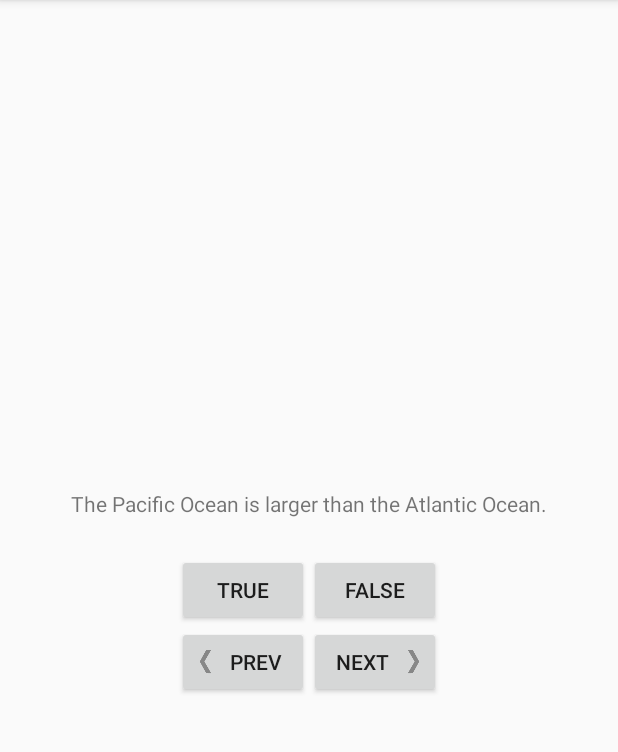
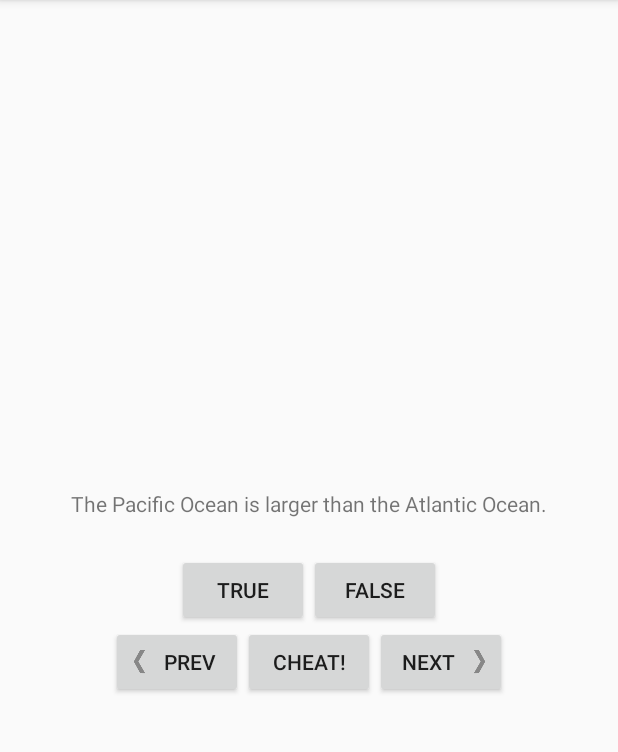
Before and after one commit to NickWilsonDev/Android-GeoQuiz, an Android app: the screen it shows after launch (MainActivity), after a tap on "TRUE", on a phone screen of 412 x 824 dp, the part 84-836 px from its top. Run offline under Robolectric (Android 15) with nearby library versions, the phone set to English and light mode, and no system bars.

Commit message:
Provided 'cheat' option for user.

```diff
--- a/app/src/main/java/com/example/geoquiz/MainActivity.java
+++ b/app/src/main/java/com/example/geoquiz/MainActivity.java
@@ -1,5 +1,7 @@
 package com.example.geoquiz;
 
+import android.app.Activity;
+import android.content.Intent;
 import android.support.v7.app.AppCompatActivity;
 import android.os.Bundle;
 import android.util.Log;
@@ -16,10 +18,12 @@ public class MainActivity extends AppCompatActivity {
     private Button mFalseButton;
     private Button mNextButton;
     private Button mPrevButton;
+    private Button mCheatButton;
     private TextView mQuestionTextView;
 
     private static final String TAG = "MainActivity";
     private static final String KEY_INDEX = "index";
+    private static final int REQUEST_CODE_CHEAT = 0;
 
 
     private Question[] mQuestionBank = new Question[] {
@@ -31,6 +35,7 @@ public class MainActivity extends AppCompatActivity {
     };
 
     private int mCurrentIndex = 0;
+    private boolean mIsCheater = false;
 
     private void updateQuestion() {
         int question = mQuestionBank[mCurrentIndex].getTextResId();
@@ -42,10 +47,14 @@ public class MainActivity extends AppCompatActivity {
 
         int messageResId;
 
-        if (userPressedTrue == answerIsTrue) {
-            messageResId = R.string.correct_toast;
+        if (mIsCheater) {
+            messageResId = R.string.judgement_toast;
         } else {
-            messageResId = R.string.incorrect_toast;
+            if (userPressedTrue == answerIsTrue) {
+                messageResId = R.string.correct_toast;
+            } else {
+                messageResId = R.string.incorrect_toast;
+            }
         }
 
         Toast.makeText(this, messageResId, Toast.LENGTH_SHORT).show();
@@ -81,6 +90,7 @@ public class MainActivity extends AppCompatActivity {
             @Override
             public void onClick(View v) {
                 mCurrentIndex = (mCurrentIndex + 1) % mQuestionBank.length;
+                mIsCheater = false;
                 updateQuestion();
             }
         });
@@ -94,7 +104,19 @@ public class MainActivity extends AppCompatActivity {
                 } else {
                     mCurrentIndex = (mCurrentIndex - 1) % mQuestionBank.length;
                 }
+                mIsCheater = false;
                 updateQuestion();
+            }
+        });
+
+        mCheatButton = findViewById(R.id.cheat_button);
+        mCheatButton.setOnClickListener(new View.OnClickListener() {
+            @Override
+            public void onClick(View view) {
+                // start cheat activity
+                boolean answerIsTrue = mQuestionBank[mCurrentIndex].isAnswerTrue();
+                Intent i = CheatActivity.newIntent(MainActivity.this, answerIsTrue);
+                startActivityForResult(i, REQUEST_CODE_CHEAT);
             }
         });
 
@@ -103,6 +125,20 @@ public class MainActivity extends AppCompatActivity {
         }
 
         updateQuestion();
+    }
+
+    @Override
+    protected void onActivityResult(int requestCode, int resultCode, Intent data) {
+        if (resultCode != Activity.RESULT_OK) {
+            return;
+        }
+
+        if (requestCode == REQUEST_CODE_CHEAT) {
+            if (data == null) {
+                return;
+            }
+            mIsCheater = CheatActivity.wasAnswerShown(data);
+        }
     }
 
     @Override
--- a/app/src/main/res/layout-land/activity_main.xml
+++ b/app/src/main/res/layout-land/activity_main.xml
@@ -46,6 +46,13 @@
             android:drawablePadding="4dp"/>
 
         <Button
+            android:id="@+id/cheat_button"
+            android:layout_width="wrap_content"
+            android:layout_height="wrap_content"
+            android:layout_gravity="bottom|center"
+            android:text="@string/cheat_button"/>
+
+        <Button
             android:id="@+id/next_button"
             android:layout_width="wrap_content"
             android:layout_height="wrap_content"
--- a/app/src/main/res/layout/activity_main.xml
+++ b/app/src/main/res/layout/activity_main.xml
@@ -44,6 +44,12 @@
             android:drawablePadding="4dp"/>
 
         <Button
+            android:id="@+id/cheat_button"
+            android:layout_width="wrap_content"
+            android:layout_height="wrap_content"
+            android:text="@string/cheat_button"/>
+
+        <Button
             android:id="@+id/next_button"
             android:layout_width="wrap_content"
             android:layout_height="wrap_content"
--- a/app/src/main/res/values/strings.xml
+++ b/app/src/main/res/values/strings.xml
@@ -13,4 +13,9 @@
     <string name="question_africa">The source of the Nile River is in Egypt.</string>
     <string name="question_americas">The Amazon River is the longest river in the Americas.</string>
     <string name="question_asia">Lake Baikal is the world\'s oldest and deepest freshwater lake.</string>
+    <string name="warning_text">Are you sure you want to do this?</string>
+    <string name="show_answer_button">Show Answer</string>
+    <string name="cheat_button">Cheat!</string>
+    <string name="judgement_toast">Cheating is wrong.</string>
+    <string name="title_activity_cheat">Cheat</string>
 </resources>
```
Also changed, not shown: app/src/main/AndroidManifest.xml (+6 -1 lines), app/src/main/java/com/example/geoquiz/CheatActivity.java (added, +60 -0 lines), app/src/main/res/layout/activity_cheat.xml (added, +29 -0 lines).
